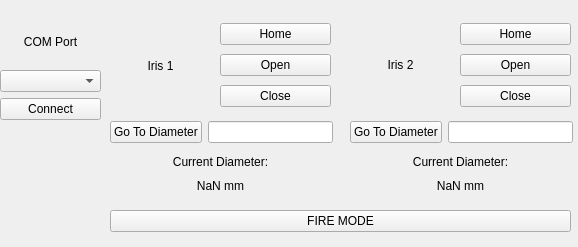
nfbeier/15tw-smartsystem, file devices/Iris/irisWidget.ui: the form before one commit.
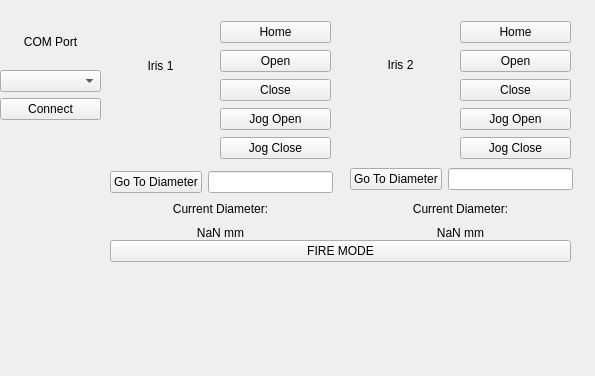
The form after the commit.

Commit message: add jog open/closed buttons to UI and associated logic

The edit to the form file:
```diff
--- a/devices/Iris/irisWidget.ui
+++ b/devices/Iris/irisWidget.ui
@@ -6,8 +6,8 @@
    <rect>
     <x>0</x>
     <y>0</y>
-    <width>578</width>
-    <height>247</height>
+    <width>595</width>
+    <height>376</height>
    </rect>
   </property>
   <property name="windowTitle">
@@ -17,7 +17,7 @@
    <property name="geometry">
     <rect>
      <x>110</x>
-     <y>210</y>
+     <y>240</y>
      <width>461</width>
      <height>22</height>
     </rect>
@@ -32,7 +32,7 @@
      <x>100</x>
      <y>0</y>
      <width>241</width>
-     <height>200</height>
+     <height>241</height>
     </rect>
    </property>
    <widget class="QWidget" name="layoutWidget">
@@ -41,7 +41,7 @@
       <x>120</x>
       <y>20</y>
       <width>111</width>
-      <height>91</height>
+      <height>141</height>
      </rect>
     </property>
     <layout class="QVBoxLayout" name="verticalLayout_2">
@@ -66,13 +66,27 @@
        </property>
       </widget>
      </item>
+     <item>
+      <widget class="QPushButton" name="iris1_jogopen">
+       <property name="text">
+        <string>Jog Open</string>
+       </property>
+      </widget>
+     </item>
+     <item>
+      <widget class="QPushButton" name="iris1_jogclosed">
+       <property name="text">
+        <string>Jog Close</string>
+       </property>
+      </widget>
+     </item>
     </layout>
    </widget>
    <widget class="QWidget" name="layoutWidget_2">
     <property name="geometry">
      <rect>
       <x>10</x>
-      <y>153</y>
+      <y>200</y>
       <width>221</width>
       <height>41</height>
      </rect>
@@ -104,7 +118,7 @@
     <property name="geometry">
      <rect>
       <x>10</x>
-      <y>120</y>
+      <y>170</y>
       <width>223</width>
       <height>25</height>
      </rect>
@@ -155,7 +169,7 @@
      <x>340</x>
      <y>0</y>
      <width>241</width>
-     <height>200</height>
+     <height>241</height>
     </rect>
    </property>
    <widget class="QWidget" name="layoutWidget_4">
@@ -164,7 +178,7 @@
       <x>120</x>
       <y>20</y>
       <width>111</width>
-      <height>91</height>
+      <height>141</height>
      </rect>
     </property>
     <layout class="QVBoxLayout" name="verticalLayout_4">
@@ -189,13 +203,27 @@
        </property>
       </widget>
      </item>
+     <item>
+      <widget class="QPushButton" name="iris2_jogopen">
+       <property name="text">
+        <string>Jog Open</string>
+       </property>
+      </widget>
+     </item>
+     <item>
+      <widget class="QPushButton" name="iris2_jogclosed">
+       <property name="text">
+        <string>Jog Close</string>
+       </property>
+      </widget>
+     </item>
     </layout>
    </widget>
    <widget class="QWidget" name="layoutWidget_5">
     <property name="geometry">
      <rect>
       <x>10</x>
-      <y>153</y>
+      <y>200</y>
       <width>221</width>
       <height>41</height>
      </rect>
@@ -249,7 +277,7 @@
     <property name="geometry">
      <rect>
       <x>10</x>
-      <y>120</y>
+      <y>167</y>
       <width>223</width>
       <height>25</height>
      </rect>
```
The commit also changes 2 other files.
